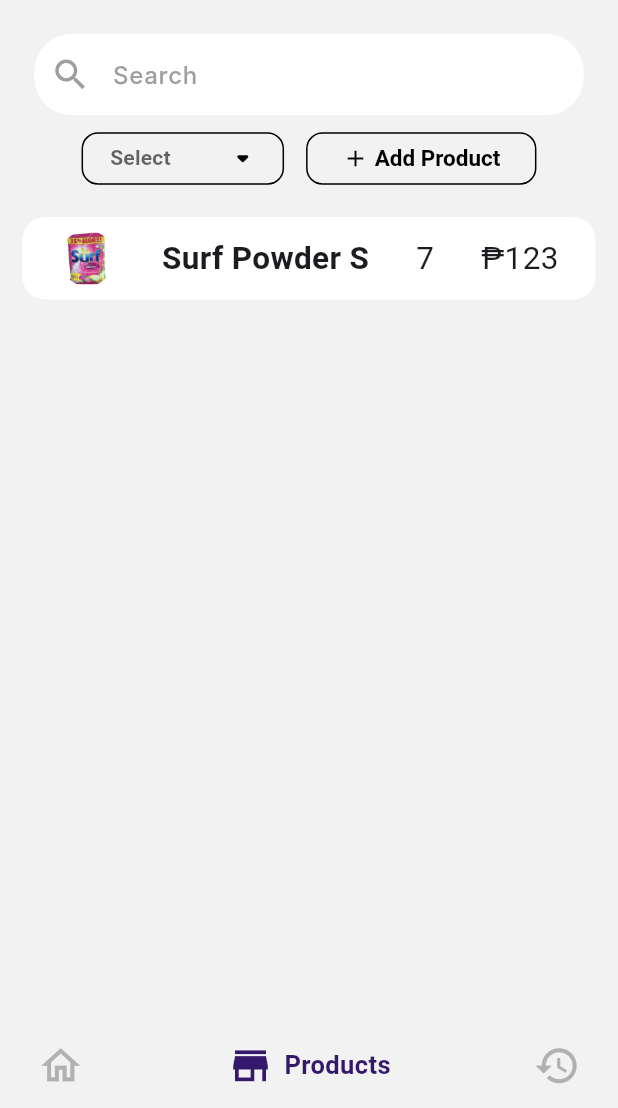
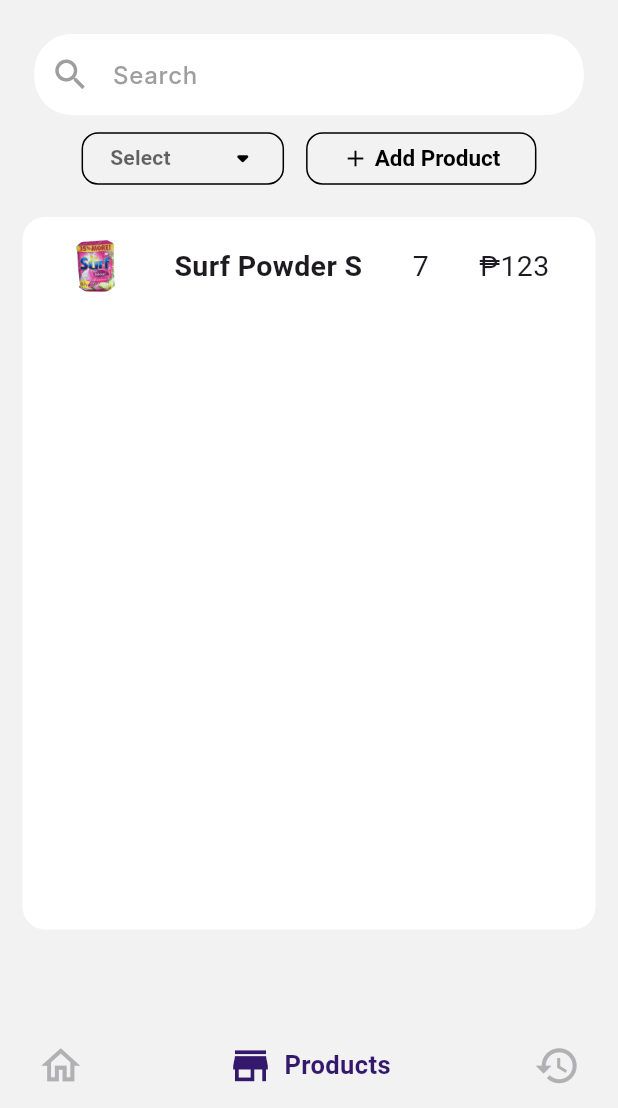
Before and after one commit to jsmrk/mini_store_inventory, a Flutter app: the screen it shows after launch, item 2 of the bottom bar chosen, on a phone screen of 412 x 824 dp, the part 128-1236 px from its top. Run offline on Flutter 3.47's test engine with Material 3 defaults, Android fonts, the light colour scheme and no system bars; drawn by our look-alikes of dropdown_button2, google_nav_bar; Roboto replaces fonts that are missing (Inter).

Commit message:
fixed products UI

```diff
--- a/lib/screen/products.dart
+++ b/lib/screen/products.dart
@@ -1,6 +1,7 @@
 import 'package:flutter/material.dart';
 import 'package:mini_store_inventory/widgets/custom_button.dart';
 import 'package:mini_store_inventory/widgets/custom_dropdown.dart';
+import 'package:mini_store_inventory/widgets/product_container.dart';
 import 'package:mini_store_inventory/widgets/searchbox.dart';
 
 import '../widgets/custom_appbar.dart';
@@ -11,7 +12,7 @@
   @override
   Widget build(BuildContext context) {
     return Scaffold(
-        appBar: CustomAppBar(),
+        appBar: const CustomAppBar(),
         body: Column(
           children: [
             const SearchBox(),
@@ -29,45 +30,19 @@
               ],
             ),
             Container(
-              margin: EdgeInsets.all(15),
-              padding: EdgeInsets.all(9),
-              height: 55,
-              width: double.infinity,
+              margin: const EdgeInsets.all(15),
               decoration: BoxDecoration(
                 color: Colors.white,
                 borderRadius: BorderRadius.circular(15),
               ),
-              child: Row(
-                mainAxisAlignment: MainAxisAlignment.spaceAround,
+              height: 475,
+              width: double.infinity,
+              child: const Column(
                 children: [
-                  ClipRRect(
-                    borderRadius: BorderRadius.circular(50),
-                    child: Image.asset(
-                      'assets/images/surf_powder.png',
-                      height: 55,
-                      fit: BoxFit.cover,
-                    ),
-                  ),
-                  const Text(
-                    'Surf Powder S',
-                    style: TextStyle(
-                      fontSize: 21,
-                      fontWeight: FontWeight.bold,
-                    ),
-                  ),
-                  const Text(
-                    '7',
-                    style: TextStyle(fontSize: 21),
-                  ),
-                  const Text(
-                    "₱${123}",
-                    style: TextStyle(
-                      fontSize: 21,
-                    ),
-                  )
+                  ProductContainer(),
                 ],
               ),
-            ),
+            )
           ],
         ));
   }
--- /dev/null
+++ b/lib/widgets/product_container.dart
@@ -0,0 +1,49 @@
+import 'package:flutter/material.dart';
+
+class ProductContainer extends StatelessWidget {
+  const ProductContainer({super.key});
+
+  @override
+  Widget build(BuildContext context) {
+    return Container(
+      margin: const EdgeInsets.all(5),
+      padding: const EdgeInsets.all(9),
+      height: 55,
+      width: double.infinity,
+      decoration: BoxDecoration(
+        color: Colors.white,
+        borderRadius: BorderRadius.circular(15),
+      ),
+      child: Row(
+        mainAxisAlignment: MainAxisAlignment.spaceAround,
+        children: [
+          ClipRRect(
+            borderRadius: BorderRadius.circular(50),
+            child: Image.asset(
+              'assets/images/surf_powder.png',
+              height: 55,
+              fit: BoxFit.cover,
+            ),
+          ),
+          const Text(
+            'Surf Powder S',
+            style: TextStyle(
+              fontSize: 19,
+              fontWeight: FontWeight.bold,
+            ),
+          ),
+          const Text(
+            '7',
+            style: TextStyle(fontSize: 19),
+          ),
+          const Text(
+            "₱${123}",
+            style: TextStyle(
+              fontSize: 19,
+            ),
+          )
+        ],
+      ),
+    );
+  }
+}
```
